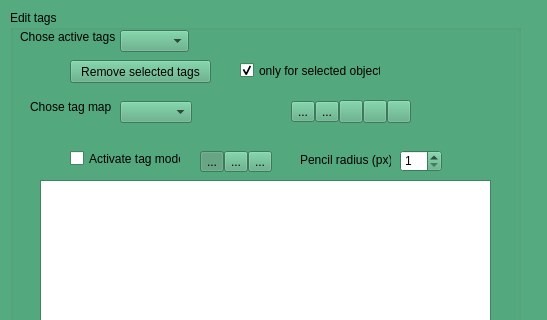
morphomuseum/MorphoDig, file MorphoDig/Qt/mqEditTagsDialog.ui: the form before one commit; both pictures show x 0 to 547 and y 0 to 320 of the 547 by 778 pixel window.
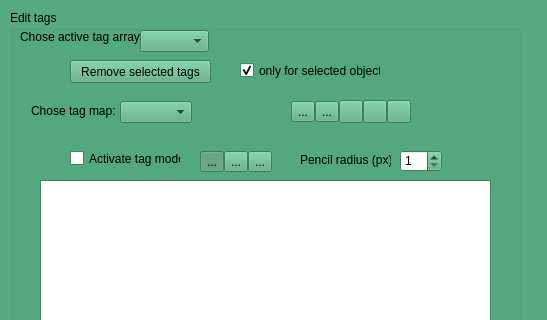
The form after the commit. Icons and pictures are not drawn.

The edit to the form file:
```diff
--- a/MorphoDig/Qt/mqEditTagsDialog.ui
+++ b/MorphoDig/Qt/mqEditTagsDialog.ui
@@ -478,7 +478,7 @@
    <widget class="QComboBox" name="comboActiveTags">
     <property name="geometry">
      <rect>
-      <x>110</x>
+      <x>130</x>
       <y>20</y>
       <width>69</width>
       <height>22</height>
@@ -490,25 +490,25 @@
      <rect>
       <x>10</x>
       <y>20</y>
-      <width>101</width>
+      <width>121</width>
       <height>21</height>
      </rect>
     </property>
     <property name="text">
-     <string>&lt;html&gt;&lt;head/&gt;&lt;body&gt;&lt;p&gt;Chose active tags&lt;br/&gt;&lt;/p&gt;&lt;/body&gt;&lt;/html&gt;</string>
+     <string>&lt;html&gt;&lt;head/&gt;&lt;body&gt;&lt;p&gt;Chose active tag array:&lt;br/&gt;&lt;/p&gt;&lt;/body&gt;&lt;/html&gt;</string>
     </property>
    </widget>
    <widget class="QLabel" name="label_7">
     <property name="geometry">
      <rect>
-      <x>20</x>
-      <y>90</y>
+      <x>21</x>
+      <y>91</y>
       <width>101</width>
       <height>21</height>
      </rect>
     </property>
     <property name="text">
-     <string>&lt;html&gt;&lt;head/&gt;&lt;body&gt;&lt;p&gt;Chose tag map&lt;br/&gt;&lt;/p&gt;&lt;/body&gt;&lt;/html&gt;</string>
+     <string>&lt;html&gt;&lt;head/&gt;&lt;body&gt;&lt;p&gt;Chose tag map:&lt;/p&gt;&lt;/body&gt;&lt;/html&gt;</string>
     </property>
    </widget>
    <widget class="QCheckBox" name="selectedObjects">
```
Left out of the diff: 4 changed lines with no effect on the pictures.
